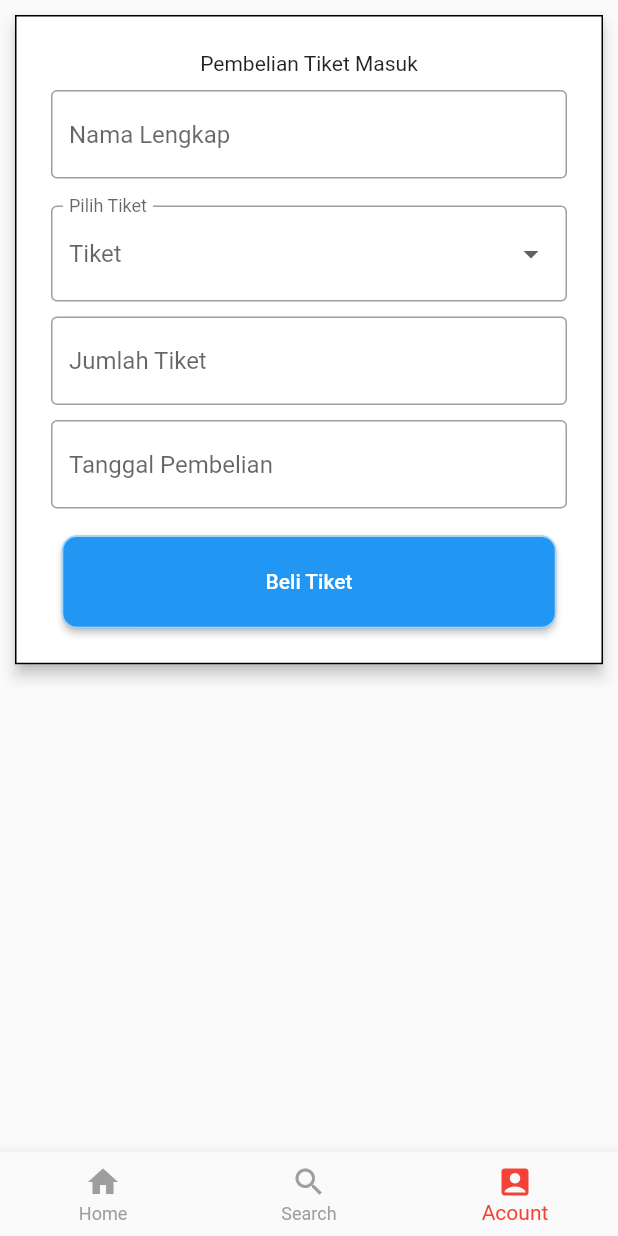
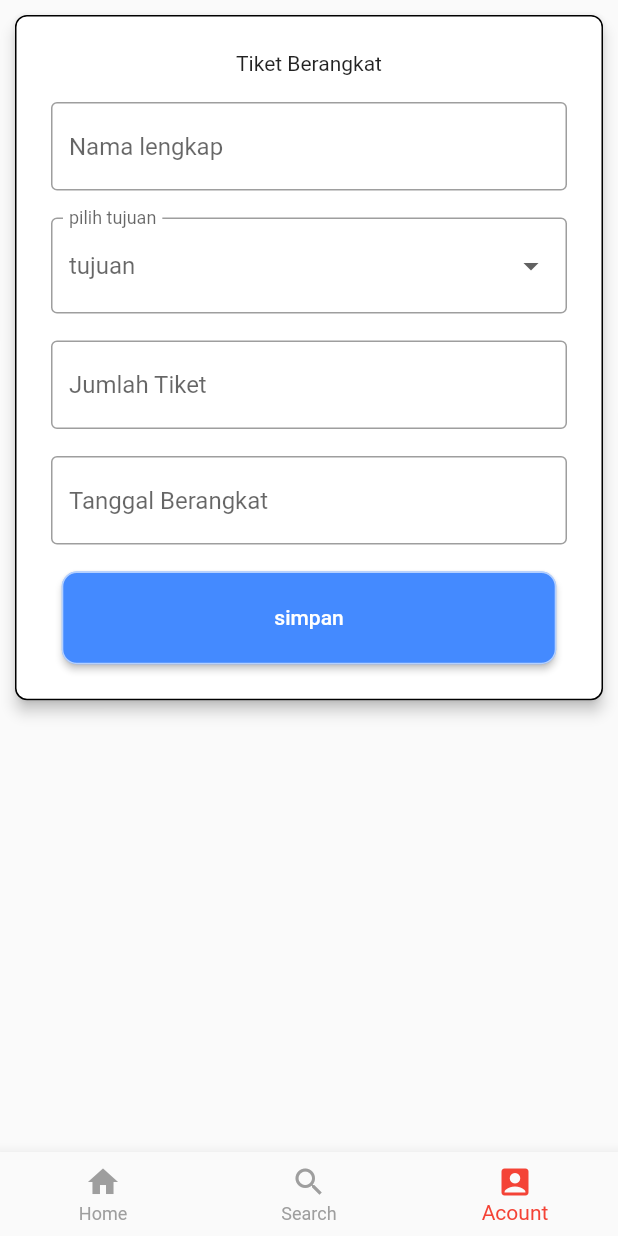
Before and after one commit to mohamaddika/belajar_flutter, a Flutter app: the screen it shows after launch, item 3 of the bottom bar chosen, on a phone screen of 412 x 824 dp. Run offline on Flutter 3.47's test engine with Material 2 defaults, Android fonts, the phone set to English and light mode, and no system bars.

Commit message:
update hasil

```diff
--- a/lib/screens/boking_input.dart
+++ b/lib/screens/boking_input.dart
@@ -1,12 +1,10 @@
 import 'package:belajar/helper/size_helper.dart';
-import 'package:belajar/helper/size_helper.dart';
+import 'package:belajar/screens/boking_output.dart';
 import 'package:flutter/material.dart';
 import 'package:intl/intl.dart';
 
-import 'boking_output.dart';
-
 class NatureBoking extends StatefulWidget {
-  const NatureBoking({Key? key}) : super(key: key);
+  const NatureBoking({super.key});
 
   @override
   State<NatureBoking> createState() => _NatureBokingState();
@@ -16,19 +14,21 @@ class _NatureBokingState extends State<NatureBoking> {
   final _formKey = GlobalKey<FormState>();
   final _scaffoldKey = GlobalKey<ScaffoldState>();
 
+  //mendeskripsikan variabel input
   TextEditingController namaController = TextEditingController();
-  TextEditingController jumlahController = TextEditingController();
-  TextEditingController tglController = TextEditingController();
-  String _pilihTiket = " ";
-  final List<String> nature = [
-    "Nature Diamond Beach - Rp. 25.000",
-    "Nature Montain - Rp. 50.000",
-    "Nature Flower Montain - Rp.37.000",
-    "Nature Kelimutu - Rp.650.000",
-    "Nature Bromo - Rp. 34.000"
+  TextEditingController jmlController = TextEditingController();
+  TextEditingController tglBerangkatController = TextEditingController();
+  String _pilihTujuan = '';
+
+  final List<String> tujuan = [
+    "Nature Diamond Beach",
+    "Nature Montain",
+    "Nature Flower Montain",
+    "Nature Kelimutu",
+    "Nature Bromo"
   ];
 
-  final Map<String, double> hargaNature = {
+  final Map<String, double> tujuanHarga = {
     "Nature Diamond Beach": 25000.0,
     "Nature Montain": 50000.0,
     "Nature Flower Montain": 37000.0,
@@ -36,15 +36,16 @@ class _NatureBokingState extends State<NatureBoking> {
     "Nature Bromo": 34000.0,
   };
 
-  final Map<String, String> natureImages = {
-    "Nature Deamond Beach - Rp. 25.000": "image" "images/montain.jpg",
-    "Nature Montain - Rp. 50.000": "",
-    "Nature Flower Montain - Rp.37.500": "",
-    "Nature Kelimutu - Rp.650.000": "",
-    "Nature Bromo - Rp. 34.000": "",
+  final Map<String, String> tujuanImage = {
+    "Nature Diamond Beach": "images/dm.jpeg",
+    "Nature Montain": "images/montain.jpg",
+    "Nature Flower Montain": "images/bunga.jpg",
+    "Nature Kelimutu": "images/Kelimutu.jpg",
+    "Nature Bromo": "images/11.jpg",
   };
 
-  double pilihTiketNature = 25000.0;
+  double selectedtujuanHarga = 10000.0;
+  String selectedtujuanImage = '';
 
   @override
   Widget build(BuildContext context) {
@@ -61,6 +62,7 @@ class _NatureBokingState extends State<NatureBoking> {
                 margin: EdgeInsets.all(10),
                 shape: RoundedRectangleBorder(
                   side: BorderSide(color: Colors.black),
+                  borderRadius: BorderRadius.circular(8),
                 ),
                 child: Padding(
                   padding: EdgeInsets.all(24),
@@ -69,19 +71,18 @@ class _NatureBokingState extends State<NatureBoking> {
                     child: Column(
                       mainAxisAlignment: MainAxisAlignment.center,
                       children: [
-                        Text("Pembelian Tiket Masuk"),
+                        Text("Tiket Berangkat"),
                         SizedBox(
-                          height: 10,
+                          height: 18,
                         ),
                         TextFormField(
                           controller: namaController,
                           decoration: InputDecoration(
-                            hintText: "Nama Lengkap",
-                            border: OutlineInputBorder(),
-                          ),
+                              hintText: "Nama lengkap",
+                              border: OutlineInputBorder()),
                           validator: (value) {
                             if (value!.isEmpty) {
-                              return 'Input Data';
+                              return 'input nama';
                             }
                             return null;
                           },
@@ -91,10 +92,11 @@ class _NatureBokingState extends State<NatureBoking> {
                         ),
                         DropdownButtonFormField(
                           decoration: InputDecoration(
-                              hintText: "Tiket",
-                              labelText: "Pilih Tiket",
+                              hintText: "tujuan",
+                              labelText: "pilih tujuan",
                               border: OutlineInputBorder()),
-                          items: nature.map((String items) {
+                          items: tujuan.map((String items) {
+                            int index = 0;
                             return DropdownMenuItem(
                               value: items,
                               child: Text(items),
@@ -102,40 +104,40 @@ class _NatureBokingState extends State<NatureBoking> {
                           }).toList(),
                           onChanged: (String? newValue) {
                             setState(() {
-                              _pilihTiket = newValue!;
-                              pilihTiketNature =
-                                  hargaNature[_pilihTiket] ?? 25000.0;
+                              _pilihTujuan = newValue!;
+                              selectedtujuanHarga =
+                                  tujuanHarga[_pilihTujuan] ?? 10000.0;
+                              selectedtujuanImage =
+                                  tujuanImage[_pilihTujuan] ?? '';
                             });
                           },
                         ),
                         SizedBox(
-                          height: 10,
+                          height: 18,
                         ),
-                        TextFormField(
-                          controller: jumlahController,
+                         TextFormField(
+                          controller: jmlController,
                           decoration: InputDecoration(
-                            hintText: "Jumlah Tiket",
-                            border: OutlineInputBorder(),
-                          ),
+                              hintText: "Jumlah Tiket",
+                              border: OutlineInputBorder()),
                           validator: (value) {
                             if (value!.isEmpty) {
-                              return 'Input Data';
+                              return 'Input Jumlah Tiket ';
                             }
                             return null;
                           },
                         ),
                         SizedBox(
-                          height: 10,
+                          height: 18,
                         ),
-                        TextFormField(
-                          controller: tglController,
+                       TextFormField(
+                          controller: tglBerangkatController,
                           decoration: InputDecoration(
-                            hintText: "Tanggal Pembelian",
-                            border: OutlineInputBorder(),
-                          ),
+                              hintText: "Tanggal Berangkat",
+                              border: OutlineInputBorder()),
                           validator: (value) {
                             if (value!.isEmpty) {
-                              return 'Input Data';
+                              return 'Input tanggal Berangkat ';
                             }
                             return null;
                           },
@@ -147,17 +149,17 @@ class _NatureBokingState extends State<NatureBoking> {
                               lastDate: DateTime(2100),
                             );
                             if (pickedDate != null) {
-                              String tgl =
+                              String tglBerangkat =
                                   DateFormat('yyyy-MM-dd').format(pickedDate);
                               setState(() {
-                                tglController.text = tgl;
+                                tglBerangkatController.text = tglBerangkat;
                               });
                             } else {
-                              print("Tanggal Tidak Dipilih");
+                              print("tanggal tidak dipilih");
                             }
                           },
                         ),
-                        SizedBox(
+                         SizedBox(
                           height: 18,
                         ),
                         SizedBox(
@@ -165,14 +167,21 @@ class _NatureBokingState extends State<NatureBoking> {
                           height: displayHeight(context) * 0.075,
                           child: ElevatedButton(
                             style: ButtonStyle(
+                              backgroundColor:
+                                  MaterialStateProperty.all(Colors.blueAccent),
                               shape: MaterialStateProperty.all<
                                   RoundedRectangleBorder>(
                                 RoundedRectangleBorder(
-                                    borderRadius: BorderRadius.circular(10),
-                                    side: BorderSide(color: Colors.white60)),
+                                  borderRadius:
+                                      BorderRadiusDirectional.circular(10),
+                                  side: BorderSide(color: Colors.white60),
+                                ),
                               ),
                             ),
-                            child: Text("Beli Tiket"),
+                            child: Text(
+                              "simpan",
+                              style: TextStyle(color: Colors.white),
+                            ),
                             onPressed: () {
                               _submit();
                             },
@@ -197,22 +206,23 @@ class _NatureBokingState extends State<NatureBoking> {
     } else {
       _formKey.currentState!.save();
       String nama = namaController.text;
-      String jumlah = jumlahController.text;
-      String tgl = tglController.text;
-
-      double totalHarga = double.parse(jumlah) * pilihTiketNature;
-
+      String tujuan = _pilihTujuan;
+      String jumlah = jmlController.text;
+      String tglBerangkat = tglBerangkatController.text;
+      String img = selectedtujuanImage;
+      double totalHarga = double.parse(jumlah) * selectedtujuanHarga;
+      print(img);
       Navigator.push(
         context,
         MaterialPageRoute(
-          builder: (context) => bokingOutput(
+          builder: (context) => OutputFormScreen(
             nama: nama,
             jumlah: jumlah,
-            tgl: tgl,
-            nature: _pilihTiket,
-            pilihTiketNature: pilihTiketNature,
+            tglBerangkat: tglBerangkat,
+            tujuan: _pilihTujuan,
+            selectedtujuanHarga: selectedtujuanHarga,
             totalHarga: totalHarga,
-            natureImage: natureImages[_pilihTiket] ?? "",
+            tujuanImage: img,
           ),
         ),
       );
```
Also changed, not shown: lib/screens/boking_output.dart (+37 -23 lines).
